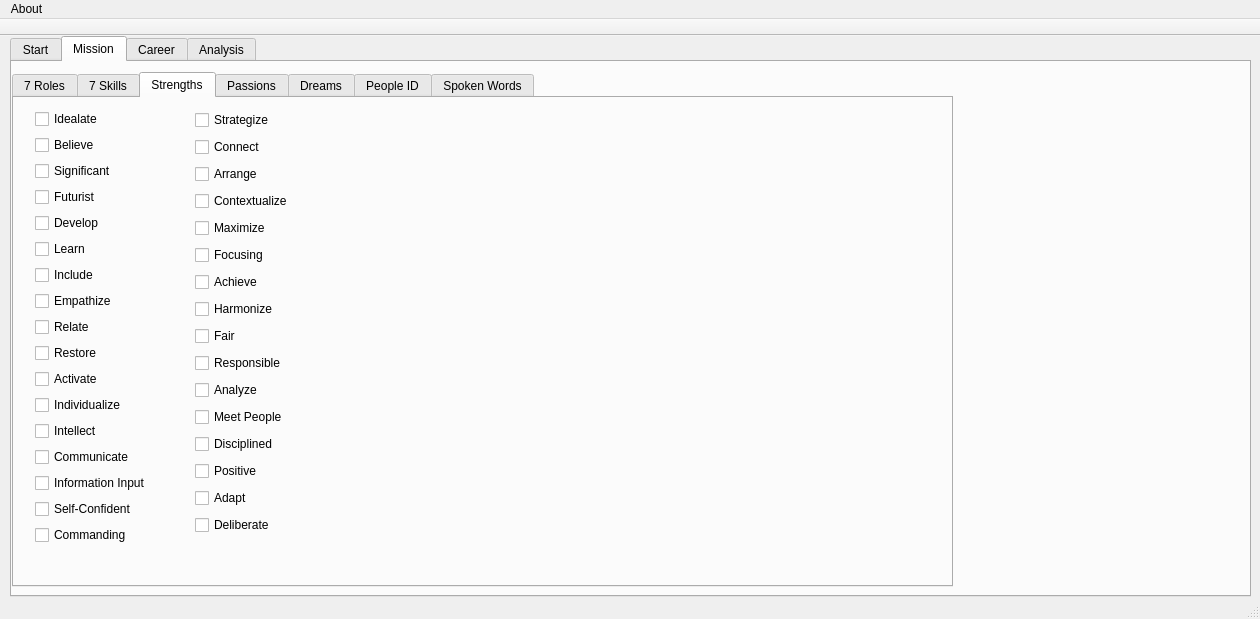
The window that src/prothesis-gui/mainwindow.ui (egeldenhuys/prothesis) describes before a commit, drawn with Qt 5.
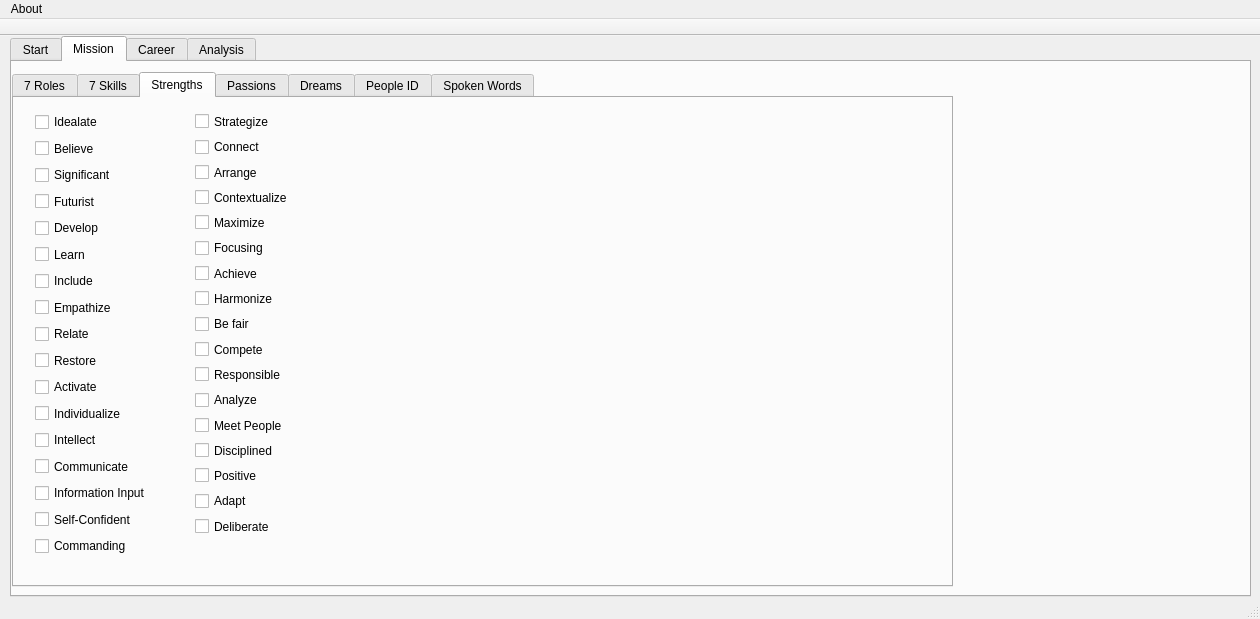
The same window after the commit. The open tabs and pages were chosen to show the change.

Commit message: Add tool tips to strength checkboxes

What changed in the file:
```diff
--- a/src/prothesis-gui/mainwindow.ui
+++ b/src/prothesis-gui/mainwindow.ui
@@ -986,8 +986,32 @@
          </rect>
         </property>
         <layout class="QVBoxLayout" name="verticalLayout_7">
+         <property name="spacing">
+          <number>0</number>
+         </property>
          <item>
           <widget class="QCheckBox" name="chkbStrengths_1">
+           <property name="sizePolicy">
+            <sizepolicy hsizetype="Expanding" vsizetype="Expanding">
+             <horstretch>0</horstretch>
+             <verstretch>0</verstretch>
+            </sizepolicy>
+           </property>
+           <property name="focusPolicy">
+            <enum>Qt::StrongFocus</enum>
+           </property>
+           <property name="statusTip">
+            <string>Ideate new ways to solve problems.</string>
+           </property>
+           <property name="autoFillBackground">
+            <bool>false</bool>
+           </property>
+           <property name="styleSheet">
+            <string notr="true">QCheckBox:hover:!pressed
+{
+background-color: rgba(186, 0, 3, 75);
+}</string>
+           </property>
            <property name="text">
             <string>Idealate</string>
            </property>
@@ -995,6 +1019,21 @@
          </item>
          <item>
           <widget class="QCheckBox" name="chkbStrengths_8">
+           <property name="sizePolicy">
+            <sizepolicy hsizetype="Expanding" vsizetype="Expanding">
+             <horstretch>0</horstretch>
+             <verstretch>0</verstretch>
+            </sizepolicy>
+           </property>
+           <property name="statusTip">
+            <string>Believe and doing the 'right thing'.</string>
+           </property>
+           <property name="styleSheet">
+            <string notr="true">QCheckBox:hover:!pressed
+{
+background-color: rgba(186, 0, 3, 75);
+}</string>
+           </property>
            <property name="text">
             <string>Believe</string>
            </property>
@@ -1002,6 +1041,21 @@
          </item>
          <item>
           <widget class="QCheckBox" name="chkbStrengths_9">
+           <property name="sizePolicy">
+            <sizepolicy hsizetype="Expanding" vsizetype="Expanding">
+             <horstretch>0</horstretch>
+             <verstretch>0</verstretch>
+            </sizepolicy>
+           </property>
+           <property name="statusTip">
+            <string>Get Recognition and be in front of others.</string>
+           </property>
+           <property name="styleSheet">
+            <string notr="true">QCheckBox:hover:!pressed
+{
+background-color: rgba(186, 0, 3, 75);
+}</string>
+           </property>
            <property name="text">
             <string>Significant</string>
            </property>
@@ -1009,6 +1063,21 @@
          </item>
          <item>
           <widget class="QCheckBox" name="chkbStrengths_10">
+           <property name="sizePolicy">
+            <sizepolicy hsizetype="Expanding" vsizetype="Expanding">
+             <horstretch>0</horstretch>
+             <verstretch>0</verstretch>
+            </sizepolicy>
+           </property>
+           <property name="statusTip">
+            <string>Envision a better Future.</string>
+           </property>
+           <property name="styleSheet">
+            <string notr="true">QCheckBox:hover:!pressed
+{
+background-color: rgba(186, 0, 3, 75);
+}</string>
+           </property>
            <property name="text">
             <string>Futurist</string>
            </property>
@@ -1016,6 +1085,21 @@
          </item>
          <item>
           <widget class="QCheckBox" name="chkbStrengths_11">
+           <property name="sizePolicy">
+            <sizepolicy hsizetype="Expanding" vsizetype="Expanding">
+             <horstretch>0</horstretch>
+             <verstretch>0</verstretch>
+            </sizepolicy>
+           </property>
+           <property name="statusTip">
+            <string>Develop People's Potential.</string>
+           </property>
+           <property name="styleSheet">
+            <string notr="true">QCheckBox:hover:!pressed
+{
+background-color: rgba(186, 0, 3, 75);
+}</string>
+           </property>
            <property name="text">
             <string>Develop</string>
            </property>
@@ -1023,6 +1107,21 @@
          </item>
          <item>
           <widget class="QCheckBox" name="chkbStrengths_12">
+           <property name="sizePolicy">
+            <sizepolicy hsizetype="Expanding" vsizetype="Expanding">
+             <horstretch>0</horstretch>
+             <verstretch>0</verstretch>
+            </sizepolicy>
+           </property>
+           <property name="statusTip">
+            <string>Learn to do things to reduce time to performance</string>
+           </property>
+           <property name="styleSheet">
+            <string notr="true">QCheckBox:hover:!pressed
+{
+background-color: rgba(186, 0, 3, 75);
+}</string>
+           </property>
            <property name="text">
             <string>Learn</string>
            </property>
@@ -1030,6 +1129,21 @@
          </item>
          <item>
           <widget class="QCheckBox" name="chkbStrengths_14">
+           <property name="sizePolicy">
+            <sizepolicy hsizetype="Expanding" vsizetype="Expanding">
+             <horstretch>0</horstretch>
+             <verstretch>0</verstretch>
+            </sizepolicy>
+           </property>
+           <property name="statusTip">
+            <string>Include left out people to generate Social Improvement.</string>
+           </property>
+           <property name="styleSheet">
+            <string notr="true">QCheckBox:hover:!pressed
+{
+background-color: rgba(186, 0, 3, 75);
+}</string>
+           </property>
            <property name="text">
             <string>Include</string>
            </property>
@@ -1037,6 +1151,21 @@
          </item>
          <item>
           <widget class="QCheckBox" name="chkbStrengths_15">
+           <property name="sizePolicy">
+            <sizepolicy hsizetype="Expanding" vsizetype="Expanding">
+             <horstretch>0</horstretch>
+             <verstretch>0</verstretch>
+            </sizepolicy>
+           </property>
+           <property name="statusTip">
+            <string>Be Empathic to people emotions to help solve them.</string>
+           </property>
+           <property name="styleSheet">
+            <string notr="true">QCheckBox:hover:!pressed
+{
+background-color: rgba(186, 0, 3, 75);
+}</string>
+           </property>
            <property name="text">
             <string>Empathize</string>
            </property>
@@ -1044,6 +1173,21 @@
          </item>
          <item>
           <widget class="QCheckBox" name="chkbStrengths_13">
+           <property name="sizePolicy">
+            <sizepolicy hsizetype="Expanding" vsizetype="Expanding">
+             <horstretch>0</horstretch>
+             <verstretch>0</verstretch>
+            </sizepolicy>
+           </property>
+           <property name="statusTip">
+            <string>Relate in order to integrate groups.</string>
+           </property>
+           <property name="styleSheet">
+            <string notr="true">QCheckBox:hover:!pressed
+{
+background-color: rgba(186, 0, 3, 75);
+}</string>
+           </property>
            <property name="text">
             <string>Relate</string>
            </property>
@@ -1051,6 +1195,21 @@
          </item>
          <item>
           <widget class="QCheckBox" name="chkbStrengths_16">
+           <property name="sizePolicy">
+            <sizepolicy hsizetype="Expanding" vsizetype="Expanding">
+             <horstretch>0</horstretch>
+             <verstretch>0</verstretch>
+            </sizepolicy>
+           </property>
+           <property name="statusTip">
+            <string>Restoration and troubleshooting to solve problems.</string>
+           </property>
+           <property name="styleSheet">
+            <string notr="true">QCheckBox:hover:!pressed
+{
+background-color: rgba(186, 0, 3, 75);
+}</string>
+           </property>
            <property name="text">
             <string>Restore</string>
            </property>
@@ -1058,6 +1217,21 @@
          </item>
          <item>
           <widget class="QCheckBox" name="chkbStrengths_17">
+           <property name="sizePolicy">
+            <sizepolicy hsizetype="Expanding" vsizetype="Expanding">
+             <horstretch>0</horstretch>
+             <verstretch>0</verstretch>
+            </sizepolicy>
+           </property>
+           <property name="statusTip">
+            <string>Activate new Projects.</string>
+           </property>
+           <property name="styleSheet">
+            <string notr="true">QCheckBox:hover:!pressed
+{
+background-color: rgba(186, 0, 3, 75);
+}</string>
+           </property>
            <property name="text">
             <string>Activate</string>
            </property>
@@ -1065,6 +1239,21 @@
          </item>
          <item>
           <widget class="QCheckBox" name="chkbStrengths_2">
+           <property name="sizePolicy">
+            <sizepolicy hsizetype="Expanding" vsizetype="Expanding">
+             <horstretch>0</horstretch>
+             <verstretch>0</verstretch>
+            </sizepolicy>
+           </property>
+           <property name="statusTip">
+            <string>Individualize people to understand their differences.</string>
+           </property>
+           <property name="styleSheet">
+            <string notr="true">QCheckBox:hover:!pressed
+{
+background-color: rgba(186, 0, 3, 75);
+}</string>
+           </property>
            <property name="text">
             <string>Individualize</string>
            </property>
@@ -1072,6 +1261,21 @@
          </item>
          <item>
           <widget class="QCheckBox" name="chkbStrengths_3">
+           <property name="sizePolicy">
+            <sizepolicy hsizetype="Expanding" vsizetype="Expanding">
+             <horstretch>0</horstretch>
+             <verstretch>0</verstretch>
+            </sizepolicy>
+           </property>
+           <property name="statusTip">
+            <string>Intellect and think to filter information.</string>
+           </property>
+           <property name="styleSheet">
+            <string notr="true">QCheckBox:hover:!pressed
+{
+background-color: rgba(186, 0, 3, 75);
+}</string>
+           </property>
            <property name="text">
             <string>Intellect</string>
            </property>
@@ -1079,6 +1283,21 @@
          </item>
          <item>
           <widget class="QCheckBox" name="chkbStrengths_4">
+           <property name="sizePolicy">
+            <sizepolicy hsizetype="Expanding" vsizetype="Expanding">
+             <horstretch>0</horstretch>
+             <verstretch>0</verstretch>
+            </sizepolicy>
+           </property>
+           <property name="statusTip">
+            <string>Communicate (messages) information.</string>
+           </property>
+           <property name="styleSheet">
+            <string notr="true">QCheckBox:hover:!pressed
+{
+background-color: rgba(186, 0, 3, 75);
+}</string>
+           </property>
            <property name="text">
             <string>Communicate</string>
            </property>
@@ -1086,6 +1305,21 @@
          </item>
          <item>
           <widget class="QCheckBox" name="chkbStrengths_5">
+           <property name="sizePolicy">
+            <sizepolicy hsizetype="Expanding" vsizetype="Expanding">
+             <horstretch>0</horstretch>
+             <verstretch>0</verstretch>
+            </sizepolicy>
+           </property>
+           <property name="statusTip">
+            <string>To dig and validate information.</string>
+           </property>
+           <property name="styleSheet">
+            <string notr="true">QCheckBox:hover:!pressed
+{
+background-color: rgba(186, 0, 3, 75);
+}</string>
+           </property>
            <property name="text">
             <string>Information Input</string>
            </property>
@@ -1093,6 +1327,21 @@
          </item>
          <item>
           <widget class="QCheckBox" name="chkbStrengths_6">
+           <property name="sizePolicy">
+            <sizepolicy hsizetype="Expanding" vsizetype="Expanding">
+             <horstretch>0</horstretch>
+             <verstretch>0</verstretch>
+            </sizepolicy>
+           </property>
+           <property name="statusTip">
+            <string>Self-Confidence to lead or create new ways.</string>
+           </property>
+           <property name="styleSheet">
+            <string notr="true">QCheckBox:hover:!pressed
+{
+background-color: rgba(186, 0, 3, 75);
+}</string>
+           </property>
            <property name="text">
             <string>Self-Confident</string>
            </property>
@@ -1100,6 +1349,21 @@
          </item>
          <item>
           <widget class="QCheckBox" name="chkbStrengths_7">
+           <property name="sizePolicy">
+            <sizepolicy hsizetype="Expanding" vsizetype="Expanding">
+             <horstretch>0</horstretch>
+             <verstretch>0</verstretch>
+            </sizepolicy>
+           </property>
+           <property name="statusTip">
+            <string>Commanding and direct (people).</string>
+           </property>
+           <property name="styleSheet">
+            <string notr="true">QCheckBox:hover:!pressed
+{
+background-color: rgba(186, 0, 3, 75);
+}</string>
+           </property>
            <property name="text">
             <string>Commanding</string>
            </property>
@@ -1113,15 +1377,33 @@
           <x>170</x>
           <y>0</y>
           <width>160</width>
-          <height>457</height>
+          <height>441</height>
          </rect>
         </property>
         <layout class="QVBoxLayout" name="verticalLayout_8">
+         <property name="spacing">
+          <number>0</number>
+         </property>
          <property name="bottomMargin">
-          <number>14</number>
+          <number>0</number>
          </property>
          <item>
           <widget class="QCheckBox" name="chkbStrengths_18">
+           <property name="sizePolicy">
+            <sizepolicy hsizetype="Expanding" vsizetype="Expanding">
+             <horstretch>0</horstretch>
+             <verstretch>0</verstretch>
+            </sizepolicy>
+           </property>
+           <property name="statusTip">
+            <string>Strategize; Plan and identify relevant obstacles (to avoid them).</string>
+           </property>
+           <property name="styleSheet">
+            <string notr="true">QCheckBox:hover:!pressed
+{
+background-color: rgba(186, 0, 3, 75);
+}</string>
+           </property>
            <property name="text">
             <string>Strategize</string>
            </property>
@@ -1129,6 +1411,21 @@
          </item>
          <item>
           <widget class="QCheckBox" name="chkbStrengths_19">
+           <property name="sizePolicy">
+            <sizepolicy hsizetype="Expanding" vsizetype="Expanding">
+             <horstretch>0</horstretch>
+             <verstretch>0</verstretch>
+            </sizepolicy>
+           </property>
+           <property name="statusTip">
+            <string>Connect and unite people &amp; things.</string>
+           </property>
+           <property name="styleSheet">
+            <string notr="true">QCheckBox:hover:!pressed
+{
+background-color: rgba(186, 0, 3, 75);
+}</string>
+           </property>
            <property name="text">
             <string>Connect</string>
            </property>
@@ -1136,6 +1433,21 @@
          </item>
          <item>
           <widget class="QCheckBox" name="chkbStrengths_20">
+           <property name="sizePolicy">
+            <sizepolicy hsizetype="Expanding" vsizetype="Expanding">
+             <horstretch>0</horstretch>
+             <verstretch>0</verstretch>
+            </sizepolicy>
+           </property>
+           <property name="statusTip">
+            <string>Arrange and Optimize resources.</string>
+           </property>
+           <property name="styleSheet">
+            <string notr="true">QCheckBox:hover:!pressed
+{
+background-color: rgba(186, 0, 3, 75);
+}</string>
+           </property>
            <property name="text">
             <string>Arrange</string>
            </property>
@@ -1143,6 +1455,21 @@
          </item>
          <item>
           <widget class="QCheckBox" name="chkbStrengths_21">
+           <property name="sizePolicy">
+            <sizepolicy hsizetype="Expanding" vsizetype="Expanding">
+             <horstretch>0</horstretch>
+             <verstretch>0</verstretch>
+            </sizepolicy>
+           </property>
+           <property name="statusTip">
+            <string>Contextualize Situations in order to not repeat the same mistakes.</string>
+           </property>
+           <property name="styleSheet">
+            <string notr="true">QCheckBox:hover:!pressed
+{
+background-color: rgba(186, 0, 3, 75);
+}</string>
+           </property>
            <property name="text">
             <string>Contextualize</string>
            </property>
@@ -1150,6 +1477,21 @@
          </item>
          <item>
           <widget class="QCheckBox" name="chkbStrengths_22">
+           <property name="sizePolicy">
+            <sizepolicy hsizetype="Expanding" vsizetype="Expanding">
+             <horstretch>0</horstretch>
+             <verstretch>0</verstretch>
+            </sizepolicy>
+           </property>
+           <property name="statusTip">
+            <string>Maximize performance by Focusing on People Potentials.</string>
+           </property>
+           <property name="styleSheet">
+            <string notr="true">QCheckBox:hover:!pressed
+{
+background-color: rgba(186, 0, 3, 75);
+}</string>
+           </property>
            <property name="text">
             <string>Maximize</string>
            </property>
@@ -1157,6 +1499,21 @@
          </item>
          <item>
           <widget class="QCheckBox" name="chkbStrengths_23">
+           <property name="sizePolicy">
+            <sizepolicy hsizetype="Expanding" vsizetype="Expanding">
+             <horstretch>0</horstretch>
+             <verstretch>0</verstretch>
+            </sizepolicy>
+           </property>
+           <property name="statusTip">
+            <string>Focusing on important things.</string>
+           </property>
+           <property name="styleSheet">
+            <string notr="true">QCheckBox:hover:!pressed
+{
+background-color: rgba(186, 0, 3, 75);
+}</string>
+           </property>
            <property name="text">
             <string>Focusing</string>
            </property>
@@ -1164,6 +1521,21 @@
          </item>
          <item>
           <widget class="QCheckBox" name="chkbStrengths_24">
+           <property name="sizePolicy">
+            <sizepolicy hsizetype="Expanding" vsizetype="Expanding">
+             <horstretch>0</horstretch>
+             <verstretch>0</verstretch>
+            </sizepolicy>
+           </property>
+           <property name="statusTip">
+            <string>Achieve results.</string>
+           </property>
+           <property name="styleSheet">
+            <string notr="true">QCheckBox:hover:!pressed
+{
+background-color: rgba(186, 0, 3, 75);
+}</string>
+           </property>
            <property name="text">
             <string>Achieve</string>
            </property>
@@ -1171,6 +1543,21 @@
          </item>
          <item>
           <widget class="QCheckBox" name="chkbStrengths_25">
+           <property name="sizePolicy">
+            <sizepolicy hsizetype="Expanding" vsizetype="Expanding">
+             <horstretch>0</horstretch>
+             <verstretch>0</verstretch>
+            </sizepolicy>
+           </property>
+           <property name="statusTip">
+            <string>Harmonize in order to solve conflicts.</string>
+           </property>
+           <property name="styleSheet">
+            <string notr="true">QCheckBox:hover:!pressed
+{
+background-color: rgba(186, 0, 3, 75);
+}</string>
+           </property>
            <property name="text">
             <string>Harmonize</string>
            </property>
@@ -1178,13 +1565,65 @@
          </item>
          <item>
           <widget class="QCheckBox" name="chkbStrengths_26">
+           <property name="sizePolicy">
+            <sizepolicy hsizetype="Expanding" vsizetype="Expanding">
+             <horstretch>0</horstretch>
+             <verstretch>0</verstretch>
+            </sizepolicy>
+           </property>
+           <property name="statusTip">
+            <string>be Fair and treat people the same.</string>
+           </property>
+           <property name="styleSheet">
+            <string notr="true">QCheckBox:hover:!pressed
+{
+background-color: rgba(186, 0, 3, 75);
+}</string>
+           </property>
            <property name="text">
-            <string>Fair</string>
+            <string>Be fair</string>
+           </property>
+          </widget>
+         </item>
+         <item>
+          <widget class="QCheckBox" name="chkbStrengths_34">
+           <property name="sizePolicy">
+            <sizepolicy hsizetype="Expanding" vsizetype="Expanding">
+             <horstretch>0</horstretch>
+             <verstretch>0</verstretch>
+            </sizepolicy>
+           </property>
+           <property name="statusTip">
+            <string>Compete with others to win.</string>
+           </property>
+           <property name="styleSheet">
+            <string notr="true">QCheckBox:hover:!pressed
+{
+background-color: rgba(186, 0, 3, 75);
+}</string>
+           </property>
+           <property name="text">
+            <string>Compete</string>
            </property>
           </widget>
          </item>
          <item>
           <widget class="QCheckBox" name="chkbStrengths_27">
+           <property name="sizePolicy">
+            <sizepolicy hsizetype="Expanding" vsizetype="Expanding">
+             <horstretch>0</horstretch>
+             <verstretch>0</verstretch>
+            </sizepolicy>
+           </property>
+           <property name="statusTip">
+            <string>Be Responsible in order to complete activities.</string>
+           </property>
+           <property name="styleSheet">
+            <string notr="true">QCheckBox:hover:!pressed
+{
+background-color: rgba(186, 0, 3, 75);
+}</string>
+           </property>
            <property name="text">
             <string>Responsible</string>
            </property>
@@ -1192,6 +1631,21 @@
          </item>
          <item>
           <widget class="QCheckBox" name="chkbStrengths_28">
+           <property name="sizePolicy">
+            <sizepolicy hsizetype="Expanding" vsizetype="Expanding">
+             <horstretch>0</horstretch>
+             <verstretch>0</verstretch>
+            </sizepolicy>
+           </property>
+           <property name="statusTip">
+            <string>Analyze to find root causes.</string>
+           </property>
+           <property name="styleSheet">
+            <string notr="true">QCheckBox:hover:!pressed
+{
+background-color: rgba(186, 0, 3, 75);
+}</string>
+           </property>
            <property name="text">
             <string>Analyze</string>
            </property>
@@ -1199,6 +1653,21 @@
          </item>
          <item>
           <widget class="QCheckBox" name="chkbStrengths_29">
+           <property name="sizePolicy">
+            <sizepolicy hsizetype="Expanding" vsizetype="Expanding">
+             <horstretch>0</horstretch>
+             <verstretch>0</verstretch>
+            </sizepolicy>
+           </property>
+           <property name="statusTip">
+            <string>Meet People to get new relations.</string>
+           </property>
+           <property name="styleSheet">
+            <string notr="true">QCheckBox:hover:!pressed
+{
+background-color: rgba(186, 0, 3, 75);
+}</string>
+           </property>
            <property name="text">
             <string>Meet People</string>
            </property>
@@ -1206,6 +1675,21 @@
          </item>
          <item>
           <widget class="QCheckBox" name="chkbStrengths_30">
+           <property name="sizePolicy">
+            <sizepolicy hsizetype="Expanding" vsizetype="Expanding">
+             <horstretch>0</horstretch>
+             <verstretch>0</verstretch>
+            </sizepolicy>
+           </property>
+           <property name="statusTip">
+            <string>Be Disciplined and create routines to avoid rework.</string>
+           </property>
+           <property name="styleSheet">
+            <string notr="true">QCheckBox:hover:!pressed
+{
+background-color: rgba(186, 0, 3, 75);
+}</string>
+           </property>
            <property name="text">
             <string>Disciplined</string>
            </property>
@@ -1213,6 +1697,21 @@
          </item>
          <item>
           <widget class="QCheckBox" name="chkbStrengths_31">
+           <property name="sizePolicy">
+            <sizepolicy hsizetype="Expanding" vsizetype="Expanding">
+             <horstretch>0</horstretch>
+             <verstretch>0</verstretch>
+            </sizepolicy>
+           </property>
+           <property name="statusTip">
+            <string>Positive attitude and motivation to move people.</string>
+           </property>
+           <property name="styleSheet">
+            <string notr="true">QCheckBox:hover:!pressed
+{
+background-color: rgba(186, 0, 3, 75);
+}</string>
+           </property>
            <property name="text">
             <string>Positive</string>
            </property>
@@ -1220,6 +1719,21 @@
          </item>
          <item>
           <widget class="QCheckBox" name="chkbStrengths_32">
+           <property name="sizePolicy">
+            <sizepolicy hsizetype="Expanding" vsizetype="Expanding">
+             <horstretch>0</horstretch>
+             <verstretch>0</verstretch>
+            </sizepolicy>
+           </property>
+           <property name="statusTip">
+            <string>Adapt in chaotic environments.</string>
+           </property>
+           <property name="styleSheet">
+            <string notr="true">QCheckBox:hover:!pressed
+{
+background-color: rgba(186, 0, 3, 75);
+}</string>
+           </property>
            <property name="text">
             <string>Adapt</string>
            </property>
@@ -1227,6 +1741,21 @@
          </item>
          <item>
           <widget class="QCheckBox" name="chkbStrengths_33">
+           <property name="sizePolicy">
+            <sizepolicy hsizetype="Expanding" vsizetype="Expanding">
+             <horstretch>0</horstretch>
+             <verstretch>0</verstretch>
+            </sizepolicy>
+           </property>
+           <property name="statusTip">
+            <string>Deliberate carefully to find a safe solution.</string>
+           </property>
+           <property name="styleSheet">
+            <string notr="true">QCheckBox:hover:!pressed
+{
+background-color: rgba(186, 0, 3, 75);
+}</string>
+           </property>
            <property name="text">
             <string>Deliberate</string>
            </property>
```
Left out of the diff: 1112 changed lines with no effect on the pictures. The commit also changes 1 other file.
